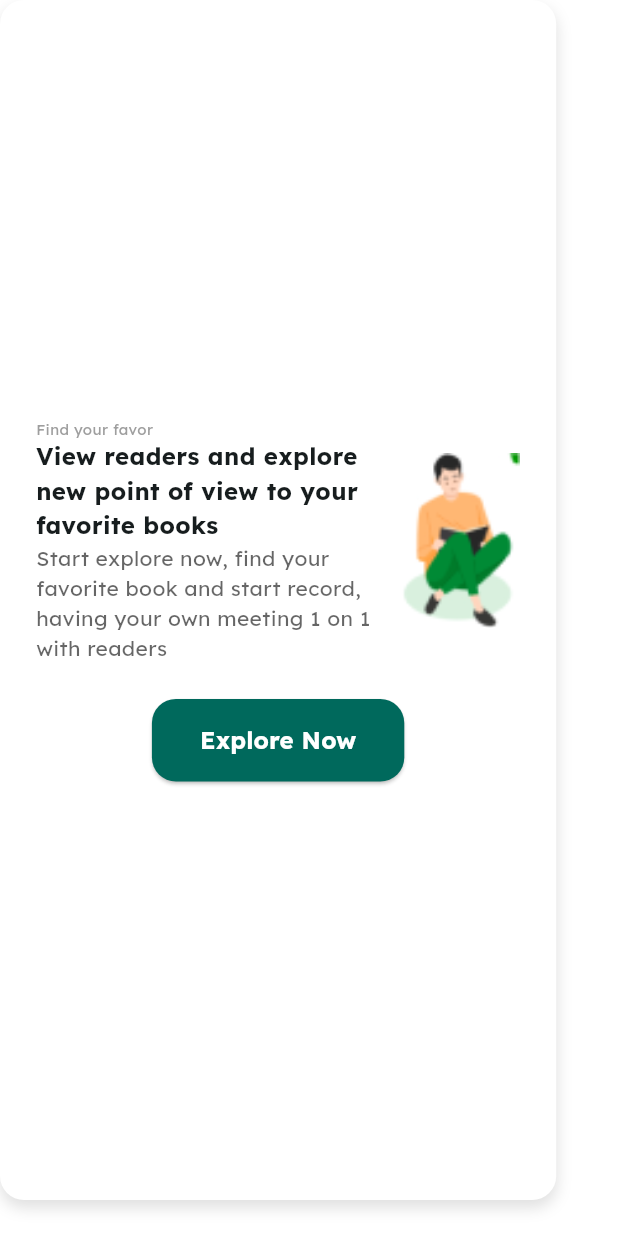
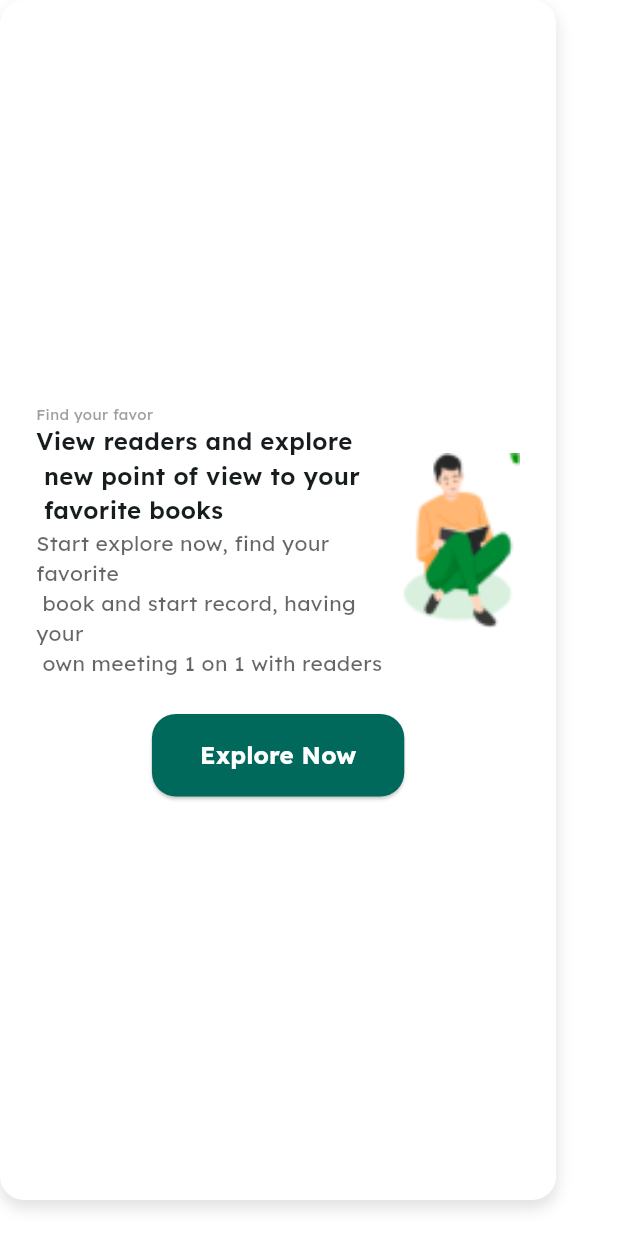
Before and after one commit to n-d-h/pagepals, a Flutter app: the ExploreScreen widget shown alone on an empty page, opened directly, on a phone screen of 412 x 824 dp. Run offline on Flutter 3.47's test engine with Material 3 defaults, Android fonts, the phone set to English and light mode, and no system bars; our stand-ins replace chewie, custom_refresh_indicator, dropdown_button2, easy_date_timeline, file_picker, firebase_auth and 16 more; missing offline and left inert: flutter_verification_code_field, zego_uikit_prebuilt_video_conference; accounts and stored records are empty; generated files the repository leaves out were written again; network calls fail.

Commit message:
update multilingual

```diff
--- a/lib/screens/home_screen/explore_screen.dart
+++ b/lib/screens/home_screen/explore_screen.dart
@@ -1,6 +1,7 @@
 import 'package:flutter/material.dart';
 import 'package:pagepals/helpers/color_helper.dart';
 import 'package:pagepals/helpers/space_helper.dart';
+import 'package:flutter_gen/gen_l10n/app_localizations.dart';
 
 class ExploreScreen extends StatelessWidget {
   const ExploreScreen({super.key});
@@ -37,26 +38,22 @@ class ExploreScreen extends StatelessWidget {
                   mainAxisAlignment: MainAxisAlignment.start,
                   crossAxisAlignment: CrossAxisAlignment.start,
                   children: [
-                    const Text(
-                      'Find your favor',
-                      style: TextStyle(
+                    Text(
+                      AppLocalizations.of(context)!.appFindYourFavor,
+                      style: const TextStyle(
                         fontSize: SpaceHelper.fontSize10,
                         color: Colors.grey,
                       ),
                     ),
-                    const Text(
-                      'View readers and explore '
-                      'new point of view to your '
-                      'favorite books',
-                      style: TextStyle(
+                    Text(
+                      AppLocalizations.of(context)!.appExploreText1,
+                      style: const TextStyle(
                         fontSize: SpaceHelper.fontSize16,
-                        fontWeight: FontWeight.bold,
+                        fontWeight: FontWeight.w600,
                       ),
                     ),
                     Text(
-                      'Start explore now, find your favorite '
-                      'book and start record, having your '
-                      'own meeting 1 on 1 with readers',
+                      AppLocalizations.of(context)!.appExploreText2,
                       style: TextStyle(
                         fontSize: SpaceHelper.fontSize14,
                         color: Colors.black.withOpacity(0.6),
@@ -98,9 +95,9 @@ class ExploreScreen extends StatelessWidget {
                 borderRadius: BorderRadius.circular(SpaceHelper.space16),
               ),
             ),
-            child: const Text(
-              'Explore Now',
-              style: TextStyle(
+            child: Text(
+              AppLocalizations.of(context)!.appExploreNow,
+              style: const TextStyle(
                 fontSize: SpaceHelper.fontSize16,
                 fontWeight: FontWeight.bold,
               ),
--- a/lib/screens/home_screen/welcome_widget.dart
+++ b/lib/screens/home_screen/welcome_widget.dart
@@ -1,6 +1,7 @@
 import 'package:flutter/material.dart';
 import 'package:pagepals/helpers/color_helper.dart';
 import 'package:pagepals/helpers/space_helper.dart';
+import 'package:flutter_gen/gen_l10n/app_localizations.dart';
 
 class WelcomeWidget extends StatelessWidget {
   const WelcomeWidget({super.key});
@@ -39,7 +40,7 @@ class WelcomeWidget extends StatelessWidget {
           const SizedBox(height: SpaceHelper.space8),
           RichText(
             text: TextSpan(
-                text: 'Welcome back, ',
+                text: '${AppLocalizations.of(context)?.appWelcomeBack}, ',
                 style: const TextStyle(
                   fontSize: 23,
                   fontWeight: FontWeight.bold,
```
Also changed, not shown: lib/l10n/app_en.arb (+19 -1 lines), lib/l10n/app_vi.arb (+19 -1 lines), lib/screens/home_screen/home_screen_drawer.dart (+11 -11 lines), lib/screens/menu_item/menu_item_screen.dart (+11 -9 lines), lib/screens/order_screen/order_screen.dart (+5 -7 lines).
